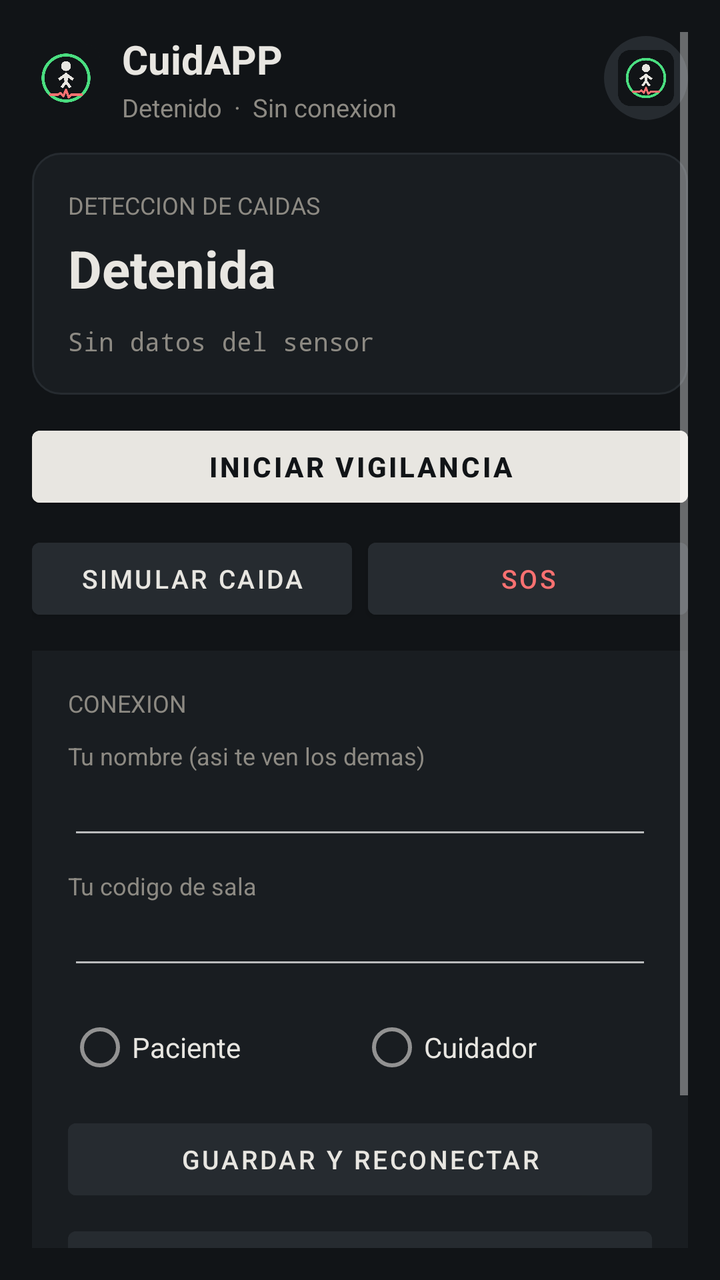
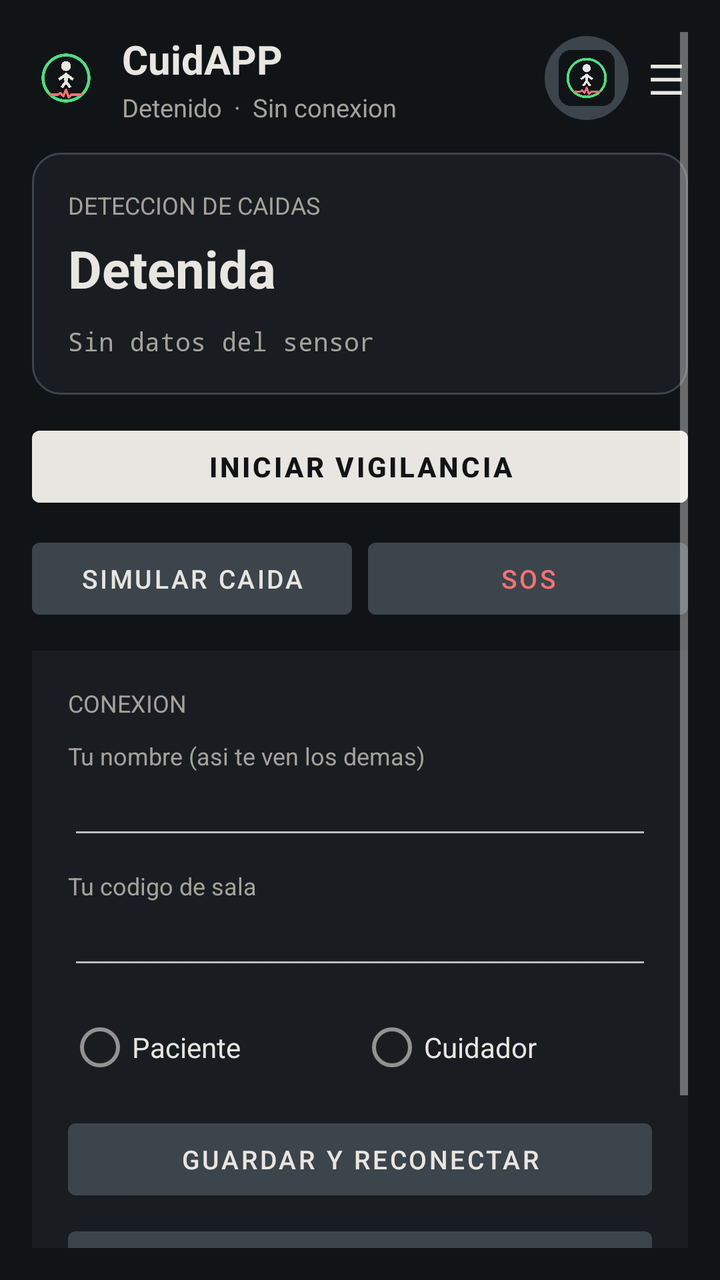

The first picture is an Android layout as it rendered before a commit; the second is the same layout after the commit. The layout source and the unified diff follow.
<!-- AndroidManifest.xml: application theme Theme.Brazalete -->
<!-- res/layout/activity_main.xml -->
<?xml version="1.0" encoding="utf-8"?>
<FrameLayout xmlns:android="http://schemas.android.com/apk/res/android"
    android:layout_width="match_parent"
    android:layout_height="match_parent"
    android:background="@color/fondo">

    <ScrollView
        android:layout_width="match_parent"
        android:layout_height="match_parent"
        android:padding="16dp">

        <LinearLayout
            android:layout_width="match_parent"
            android:layout_height="wrap_content"
            android:orientation="vertical">

            
            <LinearLayout
                android:layout_width="match_parent"
                android:layout_height="wrap_content"
                android:gravity="center_vertical"
                android:orientation="horizontal">

                <ImageView
                    android:layout_width="34dp"
                    android:layout_height="34dp"
                    android:contentDescription="CuidAPP"
                    android:src="@mipmap/ic_launcher" />

                <LinearLayout
                    android:layout_width="0dp"
                    android:layout_height="wrap_content"
                    android:layout_marginStart="11dp"
                    android:layout_weight="1"
                    android:orientation="vertical">

                    <TextView
                        android:id="@+id/titulo"
                        android:layout_width="wrap_content"
                        android:layout_height="wrap_content"
                        android:text="CuidAPP"
                        android:textColor="@color/texto"
                        android:textSize="20sp"
                        android:textStyle="bold" />

                    <TextView
                        android:id="@+id/subestado"
                        android:layout_width="match_parent"
                        android:layout_height="wrap_content"
                        android:layout_marginTop="2dp"
                        android:text="Detenido  ·  Sin conexion"
                        android:textColor="@color/apagado"
                        android:textSize="12.5sp" />
                </LinearLayout>

                <ImageView
                    android:id="@+id/miFoto"
                    android:layout_width="42dp"
                    android:layout_height="42dp"
                    android:background="@drawable/circulo"
                    android:contentDescription="Tu foto"
                    android:padding="7dp"
                    android:src="@mipmap/ic_launcher" />
            </LinearLayout>

            <View
                android:layout_width="match_parent"
                android:layout_height="14dp" />

            
            <LinearLayout
                android:id="@+id/filasPacientes"
                android:layout_width="match_parent"
                android:layout_height="wrap_content"
                android:orientation="vertical" />

            
            <LinearLayout
                android:id="@+id/tarjetaMisCuidadores"
                android:layout_width="match_parent"
                android:layout_height="wrap_content"
                android:layout_marginBottom="12dp"
                android:background="@drawable/tarjeta"
                android:orientation="vertical"
                android:padding="16dp"
                android:visibility="gone">

                <TextView
                    android:layout_width="wrap_content"
                    android:layout_height="wrap_content"
                    android:text="QUIEN TE VIGILA"
                    android:textColor="@color/apagado"
                    android:textSize="12sp" />

                <LinearLayout
                    android:id="@+id/filasMisCuidadores"
                    android:layout_width="match_parent"
                    android:layout_height="wrap_content"
                    android:orientation="vertical" />

                <TextView
                    android:id="@+id/infoMisCuidadores"
                    android:layout_width="match_parent"
                    android:layout_height="wrap_content"
                    android:layout_marginTop="6dp"
                    android:text="Todavia no te vigila nadie."
                    android:textColor="@color/apagado"
                    android:textSize="13sp" />
            </LinearLayout>

            
            <LinearLayout
                android:id="@+id/tarjetaCuidador"
                android:layout_width="match_parent"
                android:layout_height="wrap_content"
                android:layout_marginBottom="12dp"
                android:background="@color/tarjeta"
                android:orientation="vertical"
                android:padding="18dp"
                android:visibility="gone">

                <TextView
                    android:layout_width="wrap_content"
                    android:layout_height="wrap_content"
                    android:text="A QUIEN VIGILAS"
                    android:textColor="@color/apagado"
                    android:textSize="12sp" />

                <TextView
                    android:id="@+id/infoPaciente"
                    android:layout_width="match_parent"
                    android:layout_height="wrap_content"
                    android:layout_marginTop="8dp"
                    android:text="Todavia no vigilas a nadie. Agrega a alguien con su codigo."
                    android:textColor="@color/apagado"
                    android:textSize="13sp" />

                
                <TextView
                    android:layout_width="wrap_content"
                    android:layout_height="wrap_content"
                    android:layout_marginTop="16dp"
                    android:text="OTROS CUIDADORES"
                    android:textColor="@color/apagado"
                    android:textSize="12sp" />

                <LinearLayout
                    android:id="@+id/filasCuidadores"
                    android:layout_width="match_parent"
                    android:layout_height="wrap_content"
                    android:orientation="vertical" />

                <Button
                    android:id="@+id/btnInvitarCuidador"
                    android:layout_width="match_parent"
                    android:layout_height="wrap_content"
                    android:layout_marginTop="6dp"
                    android:backgroundTint="@color/borde"
                    android:text="Invitar a otro cuidador"
                    android:textColor="@color/texto"
                    android:textSize="13sp" />

                <TextView
                    android:layout_width="wrap_content"
                    android:layout_height="wrap_content"
                    android:layout_marginTop="16dp"
                    android:text="AGREGAR UNA PERSONA"
                    android:textColor="@color/apagado"
                    android:textSize="12sp" />

                <LinearLayout
                    android:layout_width="match_parent"
                    android:layout_height="wrap_content"
                    android:layout_marginTop="10dp"
                    android:orientation="horizontal">

                    <EditText
                        android:id="@+id/campoNuevoNombre"
                        android:layout_width="0dp"
                        android:layout_height="wrap_content"
                        android:layout_weight="1"
                        android:autofillHints=""
                        android:hint="Nombre"
                        android:inputType="text"
                        android:textColor="@color/texto"
                        android:textColorHint="@color/apagado"
                        android:textSize="14sp" />

                    <EditText
                        android:id="@+id/campoNuevoCodigo"
                        android:layout_width="0dp"
                        android:layout_height="wrap_content"
                        android:layout_marginStart="8dp"
                        android:layout_weight="1"
                        android:autofillHints=""
                        android:hint="Codigo"
                        android:inputType="text"
                        android:textColor="@color/texto"
                        android:textColorHint="@color/apagado"
                        android:textSize="14sp" />
                </LinearLayout>

                <Button
                    android:id="@+id/btnAgregarPaciente"
                    android:layout_width="match_parent"
                    android:layout_height="wrap_content"
                    android:layout_marginTop="6dp"
                    android:backgroundTint="@color/borde"
                    android:text="Agregar persona"
                    android:textColor="@color/texto"
                    android:textSize="13sp" />
            </LinearLayout>

            
            <LinearLayout
                android:id="@+id/tarjetaHistorial"
                android:layout_width="match_parent"
                android:layout_height="wrap_content"
                android:layout_marginBottom="12dp"
                android:background="@color/tarjeta"
                android:orientation="vertical"
                android:padding="18dp"
                android:visibility="gone">

                <TextView
                    android:layout_width="wrap_content"
                    android:layout_height="wrap_content"
                    android:text="HISTORIAL DEL PACIENTE"
                    android:textColor="@color/apagado"
                    android:textSize="12sp" />

                <TextView
                    android:id="@+id/statsHistorial"
                    android:layout_width="match_parent"
                    android:layout_height="wrap_content"
                    android:layout_marginTop="8dp"
                    android:lineSpacingExtra="4dp"
                    android:text="Sin registros todavia."
                    android:textColor="@color/texto"
                    android:textSize="14sp" />

                <LinearLayout
                    android:layout_width="match_parent"
                    android:layout_height="wrap_content"
                    android:layout_marginTop="12dp"
                    android:orientation="horizontal">

                    <Button
                        android:id="@+id/btnRangoDia"
                        android:layout_width="0dp"
                        android:layout_height="wrap_content"
                        android:layout_marginEnd="6dp"
                        android:layout_weight="1"
                        android:backgroundTint="@color/borde"
                        android:text="24 h"
                        android:textColor="@color/texto"
                        android:textSize="12sp" />

                    <Button
                        android:id="@+id/btnRangoSemana"
                        android:layout_width="0dp"
                        android:layout_height="wrap_content"
                        android:layout_marginEnd="6dp"
                        android:layout_weight="1"
                        android:backgroundTint="@color/borde"
                        android:text="7 dias"
                        android:textColor="@color/texto"
                        android:textSize="12sp" />

                    <Button
                        android:id="@+id/btnRangoMes"
                        android:layout_width="0dp"
                        android:layout_height="wrap_content"
                        android:layout_weight="1"
                        android:backgroundTint="@color/borde"
                        android:text="30 dias"
                        android:textColor="@color/texto"
                        android:textSize="12sp" />
                </LinearLayout>

                <com.proyecto.brazalete.GraficaHistorial
                    android:id="@+id/graficaHistorial"
                    android:layout_width="match_parent"
                    android:layout_height="130dp"
                    android:layout_marginTop="10dp" />

                <TextView
                    android:id="@+id/resumenRango"
                    android:layout_width="match_parent"
                    android:layout_height="wrap_content"
                    android:layout_marginTop="6dp"
                    android:lineSpacingExtra="3dp"
                    android:textColor="@color/apagado"
                    android:textSize="12sp" />

                <Button
                    android:id="@+id/btnExportar"
                    android:layout_width="match_parent"
                    android:layout_height="wrap_content"
                    android:layout_marginTop="10dp"
                    android:backgroundTint="@color/borde"
                    android:text="Guardar historial en Descargas"
                    android:textColor="@color/texto"
                    android:textSize="13sp" />
            </LinearLayout>

            
            <LinearLayout
                android:id="@+id/tarjetaDeteccion"
                android:layout_width="match_parent"
                android:layout_height="wrap_content"
                android:layout_marginBottom="12dp"
                android:background="@drawable/tarjeta"
                android:orientation="vertical"
                android:padding="18dp">

                <TextView
                    android:layout_width="wrap_content"
                    android:layout_height="wrap_content"
                    android:text="DETECCION DE CAIDAS"
                    android:textColor="@color/apagado"
                    android:textSize="12sp" />

                <TextView
                    android:id="@+id/estadoVig"
                    android:layout_width="wrap_content"
                    android:layout_height="wrap_content"
                    android:layout_marginTop="6dp"
                    android:text="Detenida"
                    android:textColor="@color/texto"
                    android:textSize="26sp"
                    android:textStyle="bold" />

                <TextView
                    android:id="@+id/datosSensor"
                    android:layout_width="match_parent"
                    android:layout_height="wrap_content"
                    android:layout_marginTop="10dp"
                    android:fontFamily="monospace"
                    android:text="Sin datos del sensor"
                    android:textColor="@color/apagado"
                    android:textSize="13sp" />

                <TextView
                    android:id="@+id/notaSegundoPlano"
                    android:layout_width="match_parent"
                    android:layout_height="wrap_content"
                    android:layout_marginTop="10dp"
                    android:text="Funciona con la pantalla apagada y con otras apps abiertas."
                    android:textColor="@color/verde"
                    android:textSize="12sp"
                    android:visibility="gone" />
            </LinearLayout>

            <Button
                android:id="@+id/btnVigilar"
                android:layout_width="match_parent"
                android:layout_height="wrap_content"
                android:backgroundTint="@color/texto"
                android:text="Iniciar vigilancia"
                android:textColor="@color/fondo"
                android:textStyle="bold" />

            <LinearLayout
                android:layout_width="match_parent"
                android:layout_height="wrap_content"
                android:layout_marginTop="8dp"
                android:orientation="horizontal">

                <Button
                    android:id="@+id/btnDemo"
                    android:layout_width="0dp"
                    android:layout_height="wrap_content"
                    android:layout_marginEnd="4dp"
                    android:layout_weight="1"
                    android:backgroundTint="@color/borde"
                    android:text="Simular caida"
                    android:textColor="@color/texto"
                    android:textSize="13sp" />

                <Button
                    android:id="@+id/btnSos"
                    android:layout_width="0dp"
                    android:layout_height="wrap_content"
                    android:layout_marginStart="4dp"
                    android:layout_weight="1"
                    android:backgroundTint="@color/borde"
                    android:text="SOS"
                    android:textColor="@color/rojo"
                    android:textSize="13sp" />
            </LinearLayout>

            
            <LinearLayout
                android:layout_width="match_parent"
                android:layout_height="wrap_content"
                android:layout_marginTop="12dp"
                android:background="@color/tarjeta"
                android:orientation="vertical"
                android:padding="18dp">

                <TextView
                    android:layout_width="wrap_content"
                    android:layout_height="wrap_content"
                    android:text="CONEXION"
                    android:textColor="@color/apagado"
                    android:textSize="12sp" />

                <TextView
                    android:layout_width="wrap_content"
                    android:layout_height="wrap_content"
                    android:layout_marginTop="10dp"
                    android:text="Tu nombre (asi te ven los demas)"
                    android:textColor="@color/apagado"
                    android:textSize="12sp" />

                <EditText
                    android:id="@+id/campoNombre"
                    android:layout_width="match_parent"
                    android:layout_height="wrap_content"
                    android:autofillHints=""
                    android:inputType="textPersonName"
                    android:textColor="@color/texto"
                    android:textSize="16sp" />

                <TextView
                    android:layout_width="wrap_content"
                    android:layout_height="wrap_content"
                    android:layout_marginTop="10dp"
                    android:text="Tu codigo de sala"
                    android:textColor="@color/apagado"
                    android:textSize="12sp" />

                <EditText
                    android:id="@+id/campoSala"
                    android:layout_width="match_parent"
                    android:layout_height="wrap_content"
                    android:autofillHints=""
                    android:inputType="text"
                    android:textColor="@color/texto"
                    android:textSize="16sp" />

                <RadioGroup
                    android:id="@+id/grupoModo"
                    android:layout_width="match_parent"
                    android:layout_height="wrap_content"
                    android:layout_marginTop="10dp"
                    android:orientation="horizontal">

                    <RadioButton
                        android:id="@+id/modoBrazalete"
                        android:layout_width="0dp"
                        android:layout_height="wrap_content"
                        android:layout_weight="1"
                        android:text="Paciente"
                        android:textColor="@color/texto" />

                    <RadioButton
                        android:id="@+id/modoCuidador"
                        android:layout_width="0dp"
                        android:layout_height="wrap_content"
                        android:layout_weight="1"
                        android:text="Cuidador"
                        android:textColor="@color/texto" />
                </RadioGroup>

                <Button
                    android:id="@+id/btnGuardar"
                    android:layout_width="match_parent"
                    android:layout_height="wrap_content"
                    android:layout_marginTop="8dp"
                    android:backgroundTint="@color/borde"
                    android:text="Guardar y reconectar"
                    android:textColor="@color/texto"
                    android:textSize="13sp" />

                <Button
                    android:id="@+id/btnCompartir"
                    android:layout_width="match_parent"
                    android:layout_height="wrap_content"
                    android:layout_marginTop="6dp"
                    android:backgroundTint="@color/borde"
                    android:text="Enviar enlace al cuidador"
                    android:textColor="@color/texto"
                    android:textSize="13sp" />
            </LinearLayout>

            <TextView
                android:layout_width="match_parent"
                android:layout_height="wrap_content"
                android:layout_marginTop="16dp"
                android:layout_marginBottom="24dp"
                android:gravity="center"
                android:text="Proyecto escolar. No es un dispositivo medico."
                android:textColor="@color/apagado"
                android:textSize="12sp" />
        </LinearLayout>
    </ScrollView>

    
    <LinearLayout
        android:id="@+id/pantallaAlerta"
        android:layout_width="match_parent"
        android:layout_height="match_parent"
        android:background="@color/rojoFuerte"
        android:gravity="center"
        android:orientation="vertical"
        android:padding="28dp"
        android:visibility="gone">

        <TextView
            android:id="@+id/alertaTitulo"
            android:layout_width="wrap_content"
            android:layout_height="wrap_content"
            android:gravity="center"
            android:text="Posible caida detectada"
            android:textColor="#FFFFFF"
            android:textSize="28sp"
            android:textStyle="bold" />

        <TextView
            android:id="@+id/alertaCuenta"
            android:layout_width="wrap_content"
            android:layout_height="wrap_content"
            android:layout_marginTop="12dp"
            android:text="25"
            android:textColor="#FFFFFF"
            android:textSize="64sp"
            android:textStyle="bold" />

        <TextView
            android:id="@+id/alertaTexto"
            android:layout_width="match_parent"
            android:layout_height="wrap_content"
            android:layout_marginTop="12dp"
            android:gravity="center"
            android:text="Si estas bien, cancela antes de que acabe la cuenta."
            android:textColor="#FFFFFF"
            android:textSize="16sp" />

        <TextView
            android:id="@+id/alertaDatos"
            android:layout_width="match_parent"
            android:layout_height="wrap_content"
            android:layout_marginTop="10dp"
            android:fontFamily="monospace"
            android:gravity="center"
            android:textColor="#DDFFFFFF"
            android:textSize="13sp" />

        <TextView
            android:id="@+id/micAviso"
            android:layout_width="match_parent"
            android:layout_height="wrap_content"
            android:layout_marginTop="12dp"
            android:gravity="center"
            android:text=""
            android:textColor="#FFFFFF"
            android:textSize="14sp"
            android:textStyle="bold"
            android:visibility="gone" />

        <Button
            android:id="@+id/btnEscuchar"
            android:layout_width="match_parent"
            android:layout_height="wrap_content"
            android:layout_marginTop="16dp"
            android:backgroundTint="#33FFFFFF"
            android:text="Escuchar que pasa"
            android:textColor="#FFFFFF"
            android:visibility="gone" />

        <Button
            android:id="@+id/btnHablar"
            android:layout_width="match_parent"
            android:layout_height="wrap_content"
            android:layout_marginTop="6dp"
            android:backgroundTint="#33FFFFFF"
            android:text="Hablarle"
            android:textColor="#FFFFFF"
            android:visibility="gone" />

        <Button
            android:id="@+id/btnEstoyBien"
            android:layout_width="match_parent"
            android:layout_height="wrap_content"
            android:layout_marginTop="24dp"
            android:backgroundTint="#FFFFFF"
            android:text="Estoy bien, cancelar"
            android:textColor="#111417"
            android:textStyle="bold" />

        <Button
            android:id="@+id/btnLlamar"
            android:layout_width="match_parent"
            android:layout_height="wrap_content"
            android:layout_marginTop="8dp"
            android:backgroundTint="#33FFFFFF"
            android:text="Llamar a emergencias"
            android:textColor="#FFFFFF" />
    </LinearLayout>
</FrameLayout>
<!-- resources referenced by this layout -->
<resources>
  <color name="apagado">#8D8A83</color>
  <color name="borde">#262B30</color>
  <color name="fondo">#111417</color>
  <color name="rojo">#F87171</color>
  <color name="rojoFuerte">#8A1C1C</color>
  <color name="tarjeta">#191D21</color>
  <color name="texto">#E8E6E1</color>
  <color name="verde">#4ADE80</color>
  <!-- drawable circulo (drawable) -->
  <?xml version="1.0" encoding="utf-8"?>
  <shape xmlns:android="http://schemas.android.com/apk/res/android"
      android:shape="oval">
      <solid android:color="@color/borde" />
  </shape>
  <!-- drawable tarjeta (drawable) -->
  <?xml version="1.0" encoding="utf-8"?>
  <shape xmlns:android="http://schemas.android.com/apk/res/android"
      android:shape="rectangle">
      <solid android:color="@color/tarjeta" />
      <corners android:radius="14dp" />
      <stroke
          android:width="1dp"
          android:color="@color/borde" />
  </shape>
  <!-- mipmap ic_launcher: png bitmap (mipmap-hdpi, 17066 bytes) -->
  <style name="Theme.Brazalete" parent="Theme.MaterialComponents.NoActionBar">
          <item name="android:statusBarColor">@color/fondo</item>
          <item name="android:navigationBarColor">@color/fondo</item>
          <item name="android:windowBackground">@color/fondo</item>
          <item name="colorPrimary">@color/texto</item>
          <item name="colorAccent">@color/azul</item>
          <item name="android:textColor">@color/texto</item>
          <item name="android:windowLightStatusBar" tools:targetApi="m">false</item>
      </style>
  <color name="azul">#60A5FA</color>
</resources>

<!-- the commit's change to res/layout/activity_main.xml (unified diff, before → after) -->
@@ -61,6 +61,18 @@
                     android:contentDescription="Tu foto"
                     android:padding="7dp"
                     android:src="@mipmap/ic_launcher" />
+
+                <TextView
+                    android:id="@+id/menuApp"
+                    android:layout_width="wrap_content"
+                    android:layout_height="wrap_content"
+                    android:paddingStart="10dp"
+                    android:paddingTop="4dp"
+                    android:paddingEnd="2dp"
+                    android:paddingBottom="4dp"
+                    android:text="☰"
+                    android:textColor="@color/texto"
+                    android:textSize="21sp" />
             </LinearLayout>
 
             <View
@@ -503,6 +515,8 @@
         android:layout_width="match_parent"
         android:layout_height="match_parent"
         android:background="@color/rojoFuerte"
+        android:clickable="true"
+        android:focusable="true"
         android:gravity="center"
         android:orientation="vertical"
         android:padding="28dp"
<!-- resource entries referenced after the edit -->
@@ -1,7 +1,7 @@
 <!-- resources referenced by this layout -->
 <resources>
-  <color name="apagado">#8D8A83</color>
-  <color name="borde">#262B30</color>
+  <color name="apagado">#A5A29A</color>
+  <color name="borde">#3C444C</color>
   <color name="fondo">#111417</color>
   <color name="rojo">#F87171</color>
   <color name="rojoFuerte">#8A1C1C</color>
